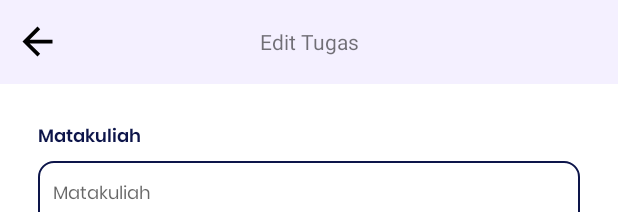
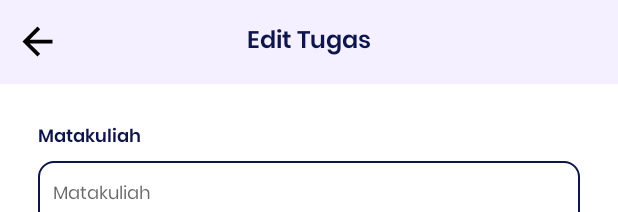
Before and after one commit to nurhalizas/MobileTask, an Android app: the layout fragment_edit.xml on its own in the app's theme, with its tools: preview values and no code run, on a phone screen of 412 x 824 dp. Shown: the top 212 px of the screen. Run offline under Robolectric (Android 15) with nearby library versions, the phone set to English and light mode, and no system bars.

Commit message:
edit judul

```diff
--- a/app/src/main/res/layout/fragment_detail.xml
+++ b/app/src/main/res/layout/fragment_detail.xml
@@ -21,7 +21,7 @@
             android:text="Detail Tugas"
             android:layout_gravity="center"
             android:fontFamily="@font/poppins_semibold"
-            android:textSize="20dp"
+            android:textSize="16dp"
             android:textColor="@color/ungu_tua"
             android:gravity="center"
             android:layout_width="match_parent"
--- a/app/src/main/res/layout/fragment_edit.xml
+++ b/app/src/main/res/layout/fragment_edit.xml
@@ -18,6 +18,9 @@
             android:layout_height="30dp"/>
         <TextView
             android:text="Edit Tugas"
+            android:fontFamily="@font/poppins_semibold"
+            android:textColor="@color/ungu_tua"
+            android:textSize="16dp"
             android:layout_gravity="center"
             android:gravity="center"
             android:layout_width="match_parent"
```
